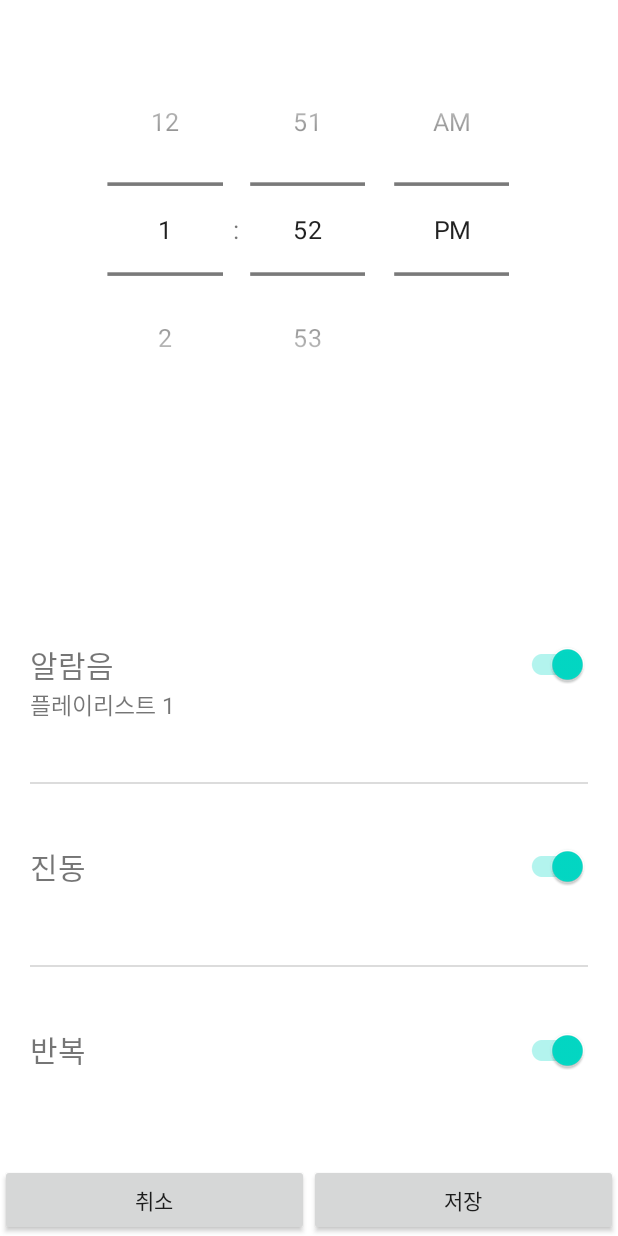
After one commit to JungWooGeon/AlarmPlayList, an Android app: the AddAlarmActivity screen opened directly, with no data from a screen before it, on a phone screen of 412 x 824 dp. The commit adds this screen. Run offline under Robolectric (Android 15) with nearby library versions, the phone set to English and light mode, and no system bars.

Commit message:
add AddAlarmActivity

```diff
--- a/app/src/main/AndroidManifest.xml
+++ b/app/src/main/AndroidManifest.xml
@@ -19,6 +19,10 @@
                 <category android:name="android.intent.category.LAUNCHER" />
             </intent-filter>
         </activity>
+
+        <activity
+            android:name=".ui.alarm.AddAlarmActivity"
+            android:exported="true" />
     </application>
 
 </manifest>
--- /dev/null
+++ b/app/src/main/java/com/sample/alarmplaylist/ui/alarm/AddAlarmActivity.kt
@@ -0,0 +1,25 @@
+package com.sample.alarmplaylist.ui.alarm
+
+import android.os.Bundle
+import androidx.appcompat.app.AppCompatActivity
+import com.sample.alarmplaylist.databinding.ActivityAddAlarmBinding
+
+class AddAlarmActivity : AppCompatActivity() {
+
+    private lateinit var binding: ActivityAddAlarmBinding
+
+    override fun onCreate(savedInstanceState: Bundle?) {
+        super.onCreate(savedInstanceState)
+
+        binding = ActivityAddAlarmBinding.inflate(layoutInflater)
+        setContentView(binding.root)
+
+        initButton()
+    }
+
+    private fun initButton() {
+        binding.btnCancel.setOnClickListener{
+            finish()
+        }
+    }
+}
--- /dev/null
+++ b/app/src/main/res/drawable/ic_add.xml
@@ -0,0 +1,5 @@
+<vector android:height="24dp" android:tint="#7C7C7C"
+    android:viewportHeight="24" android:viewportWidth="24"
+    android:width="24dp" xmlns:android="http://schemas.android.com/apk/res/android">
+    <path android:fillColor="@android:color/white" android:pathData="M19,13h-6v6h-2v-6H5v-2h6V5h2v6h6v2z"/>
+</vector>
--- /dev/null
+++ b/app/src/main/res/layout/activity_add_alarm.xml
@@ -0,0 +1,166 @@
+<?xml version="1.0" encoding="utf-8"?>
+<androidx.constraintlayout.widget.ConstraintLayout xmlns:android="http://schemas.android.com/apk/res/android"
+    xmlns:app="http://schemas.android.com/apk/res-auto"
+    android:layout_width="match_parent"
+    android:layout_height="match_parent">
+
+    <TimePicker
+        android:id="@+id/time_picker"
+        android:layout_width="match_parent"
+        android:layout_height="0dp"
+        android:paddingTop="50dp"
+        android:scaleX="1.2"
+        android:scaleY="1.2"
+        android:timePickerMode="spinner"
+        app:layout_constraintBottom_toTopOf="@id/set_alarm_layout"
+        app:layout_constraintEnd_toEndOf="parent"
+        app:layout_constraintStart_toStartOf="parent"
+        app:layout_constraintTop_toTopOf="parent"
+        app:layout_constraintVertical_weight="2" />
+
+    <androidx.constraintlayout.widget.ConstraintLayout
+        android:id="@+id/set_alarm_layout"
+        android:layout_width="match_parent"
+        android:layout_height="0dp"
+        android:padding="20dp"
+        app:layout_constraintBottom_toBottomOf="@id/btn_layout"
+        app:layout_constraintEnd_toEndOf="parent"
+        app:layout_constraintStart_toStartOf="parent"
+        app:layout_constraintTop_toBottomOf="@id/time_picker"
+        app:layout_constraintVertical_weight="2.5">
+
+        <TextView
+            android:id="@+id/alarm_time"
+            android:layout_width="wrap_content"
+            android:layout_height="wrap_content"
+            android:text="알람음"
+            android:textSize="20sp"
+            app:layout_constraintBottom_toTopOf="@id/first_line"
+            app:layout_constraintStart_toStartOf="parent"
+            app:layout_constraintTop_toTopOf="parent" />
+
+        <androidx.appcompat.widget.SwitchCompat
+            android:id="@+id/alarm_switch"
+            android:layout_width="wrap_content"
+            android:layout_height="wrap_content"
+            android:checked="true"
+            android:switchMinWidth="50dp"
+            android:switchPadding="20dp"
+            app:layout_constraintBottom_toBottomOf="@id/alarm_time"
+            app:layout_constraintEnd_toEndOf="parent"
+            app:layout_constraintHorizontal_bias="1"
+            app:layout_constraintStart_toEndOf="@+id/alarm_time"
+            app:layout_constraintTop_toTopOf="@id/alarm_time" />
+
+        <TextView
+            android:id="@+id/playlist_name"
+            android:layout_width="wrap_content"
+            android:layout_height="wrap_content"
+            android:text="플레이리스트 1"
+            android:textSize="15sp"
+            app:layout_constraintStart_toStartOf="@+id/alarm_time"
+            app:layout_constraintTop_toBottomOf="@+id/alarm_time" />
+
+        <View
+            android:id="@+id/first_line"
+            android:layout_width="wrap_content"
+            android:layout_height="1dp"
+            android:layout_marginVertical="10dp"
+            android:background="@color/line"
+            app:layout_constraintBottom_toTopOf="@id/vibrate"
+            app:layout_constraintEnd_toEndOf="parent"
+            app:layout_constraintStart_toStartOf="parent"
+            app:layout_constraintTop_toBottomOf="@+id/playlist_name" />
+
+        <TextView
+            android:id="@+id/vibrate"
+            android:layout_width="wrap_content"
+            android:layout_height="wrap_content"
+            android:text="진동"
+            android:textSize="20sp"
+            app:layout_constraintBottom_toTopOf="@id/second_line"
+            app:layout_constraintStart_toStartOf="parent"
+            app:layout_constraintTop_toTopOf="@+id/first_line" />
+
+        <androidx.appcompat.widget.SwitchCompat
+            android:id="@+id/vibrate_switch"
+            android:layout_width="wrap_content"
+            android:layout_height="wrap_content"
+            android:checked="true"
+            android:switchMinWidth="50dp"
+            android:switchPadding="20dp"
+            app:layout_constraintBottom_toBottomOf="@id/vibrate"
+            app:layout_constraintEnd_toEndOf="parent"
+            app:layout_constraintHorizontal_bias="1"
+            app:layout_constraintStart_toEndOf="@+id/vibrate"
+            app:layout_constraintTop_toTopOf="@id/vibrate" />
+
+        <View
+            android:id="@+id/second_line"
+            android:layout_width="wrap_content"
+            android:layout_height="1dp"
+            android:layout_marginVertical="10dp"
+            android:background="@color/line"
+            app:layout_constraintBottom_toTopOf="@id/repeat"
+            app:layout_constraintEnd_toEndOf="parent"
+            app:layout_constraintStart_toStartOf="parent"
+            app:layout_constraintTop_toBottomOf="@+id/vibrate" />
+
+        <TextView
+            android:id="@+id/repeat"
+            android:layout_width="wrap_content"
+            android:layout_height="wrap_content"
+            android:text="반복"
+            android:textSize="20sp"
+            app:layout_constraintBottom_toBottomOf="parent"
+            app:layout_constraintStart_toStartOf="parent"
+            app:layout_constraintTop_toTopOf="@+id/second_line" />
+
+        <androidx.appcompat.widget.SwitchCompat
+            android:id="@+id/repeat_switch"
+            android:layout_width="wrap_content"
+            android:layout_height="wrap_content"
+            android:checked="true"
+            android:switchMinWidth="50dp"
+            android:switchPadding="20dp"
+            app:layout_constraintBottom_toBottomOf="@id/repeat"
+            app:layout_constraintEnd_toEndOf="parent"
+            app:layout_constraintHorizontal_bias="1"
+            app:layout_constraintStart_toEndOf="@+id/repeat"
+            app:layout_constraintTop_toTopOf="@id/repeat" />
+
+    </androidx.constraintlayout.widget.ConstraintLayout>
+
+    <androidx.constraintlayout.widget.ConstraintLayout
+        android:id="@+id/btn_layout"
+        android:layout_width="0dp"
+        android:layout_height="wrap_content"
+        android:orientation="horizontal"
+        app:layout_constraintBottom_toBottomOf="parent"
+        app:layout_constraintEnd_toEndOf="parent"
+        app:layout_constraintStart_toStartOf="parent"
+        app:layout_constraintTop_toBottomOf="@id/set_alarm_layout">
+
+        <androidx.appcompat.widget.AppCompatButton
+            android:id="@+id/btn_cancel"
+            android:layout_width="0dp"
+            android:layout_height="wrap_content"
+            android:text="취소"
+            app:layout_constraintBottom_toBottomOf="parent"
+            app:layout_constraintEnd_toStartOf="@id/btn_save"
+            app:layout_constraintStart_toStartOf="parent"
+            app:layout_constraintTop_toTopOf="parent" />
+
+        <androidx.appcompat.widget.AppCompatButton
+            android:id="@+id/btn_save"
+            android:layout_width="0dp"
+            android:layout_height="wrap_content"
+            android:text="저장"
+            app:layout_constraintBottom_toBottomOf="@id/btn_cancel"
+            app:layout_constraintEnd_toEndOf="parent"
+            app:layout_constraintStart_toEndOf="@id/btn_cancel" />
+
+    </androidx.constraintlayout.widget.ConstraintLayout>
+
+
+</androidx.constraintlayout.widget.ConstraintLayout>
```
Also changed, not shown: app/src/main/java/com/sample/alarmplaylist/ui/alarm/AlarmAdapter.kt (renamed from app/src/main/java/com/sample/alarmplaylist/ui/alarm/AlarmAdpater.kt, +13 -1 lines), app/src/main/java/com/sample/alarmplaylist/ui/alarm/AlarmFragment.kt (+28 -14 lines), app/src/main/res/layout/cardview_layout.xml (+25 -8 lines), app/src/main/res/layout/fragment_alarm.xml (+15 -2 lines), app/src/main/res/values/colors.xml (+7 -0 lines).
